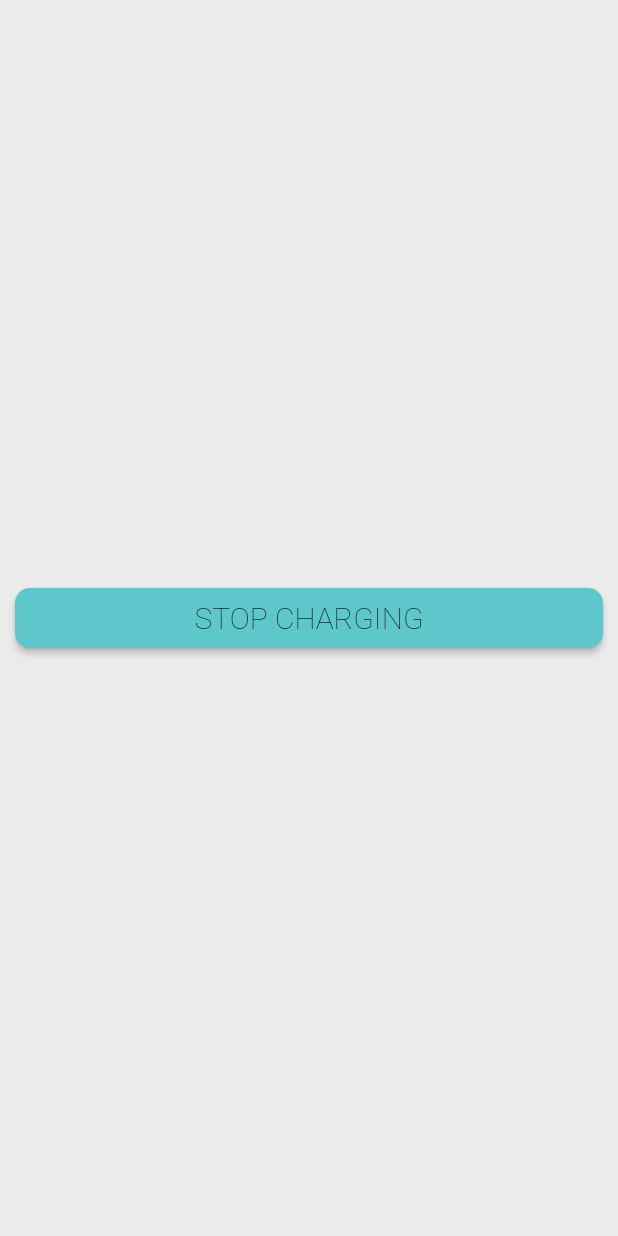
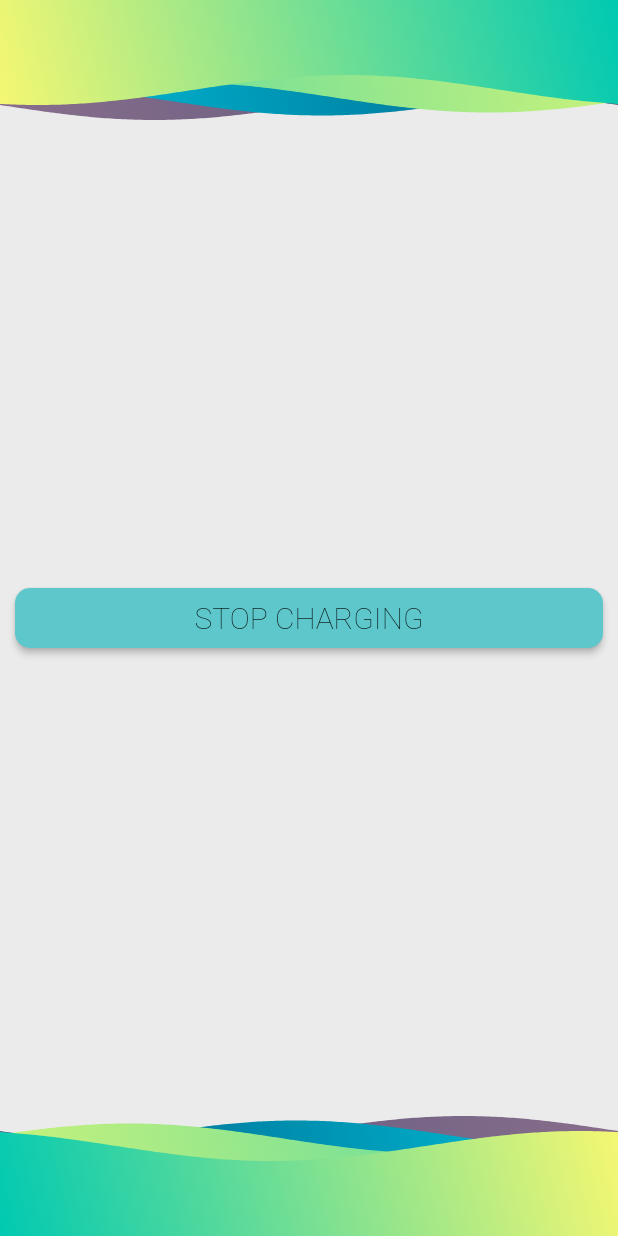
Before and after one commit to KWgroot/ez_charge, a Flutter app: the Charging screen opened directly, on a phone screen of 412 x 824 dp. Run offline on Flutter 3.47's test engine with Material 2 defaults, Android fonts, the phone set to English and light mode, and no system bars; drawn by our look-alikes of wave; our stand-ins replace cloud_firestore, device_info, firebase_auth, firebase_core, firebase_dynamic_links, firebase_messaging and 7 more; missing offline and left inert: flutter_barcode_scanner; accounts and stored records are empty; statements that could not run were skipped.

Commit message:
Added Loading animation in charging.dart

```diff
--- a/lib/base/charging.dart
+++ b/lib/base/charging.dart
@@ -4,6 +4,8 @@ import 'package:ez_charge/app/design/design.dart';
 import 'package:flutter/cupertino.dart';
 import 'package:flutter/material.dart';
 import 'package:fluttertoast/fluttertoast.dart';
+import 'package:wave/config.dart';
+import 'package:wave/wave.dart';
 import '../app/app_page.dart';
 import 'package:http/http.dart' as http;
 import '../app/global_variables.dart' as globals;
@@ -16,18 +18,61 @@ class Charging extends StatelessWidget {
   Widget build(BuildContext context) {
     return Scaffold(
       backgroundColor: theme.backgroundColor,
-      body: Center(
-        child: Button(
+      body: Column(
+        mainAxisAlignment: MainAxisAlignment.spaceBetween,
+        children: <Widget>[
+          RotatedBox(quarterTurns: 2,
+            child: WaveWidget(
+            config: CustomConfig(
+              gradients: [
+                [Color.fromRGBO(84, 84, 121, 1), Color.fromRGBO(137, 110, 140, 1)],
+                [Color.fromRGBO(0, 92, 133, 1), Color.fromRGBO(0, 197, 220, 1)],
+                [Color.fromRGBO(204, 243, 122, 1), Color.fromRGBO(73, 214, 166, 1)],
+                [theme.primaryColor, Color.fromRGBO(249, 248, 113, 1)]
+              ],
+              durations: [35000, 19440, 10800, 6000],
+              heightPercentages: [0.20, 0.23, 0.25, 0.30],
+              blur: MaskFilter.blur(BlurStyle.solid, 10),
+              gradientBegin: Alignment.bottomLeft,
+              gradientEnd: Alignment.topRight,
+            ),
+            waveAmplitude: 0,
+            size: Size(
+              double.infinity,
+              100,
+            ),
+          ),),
+          Button(
           color: theme.buttonColor,
           onPressed: () {
             stopSession(docRef, context);
           },
           text:
-            'STOP CHARGING',
-            tStyle: theme.textTheme.bodyText1,
-          ),
+          'STOP CHARGING',
+          tStyle: theme.textTheme.bodyText1,
         ),
-    );
+          WaveWidget(
+            config: CustomConfig(
+              gradients: [
+                [Color.fromRGBO(84, 84, 121, 1), Color.fromRGBO(137, 110, 140, 1)],
+                [Color.fromRGBO(0, 92, 133, 1), Color.fromRGBO(0, 197, 220, 1)],
+                [Color.fromRGBO(204, 243, 122, 1), Color.fromRGBO(73, 214, 166, 1)],
+                [theme.primaryColor, Color.fromRGBO(249, 248, 113, 1)]
+              ],
+                durations: [35000, 19440, 10800, 6000],
+                heightPercentages: [0.20, 0.23, 0.25, 0.30],
+                blur: MaskFilter.blur(BlurStyle.solid, 10),
+                gradientBegin: Alignment.bottomLeft,
+                gradientEnd: Alignment.topRight,
+              ),
+              waveAmplitude: 0,
+              size: Size(
+                double.infinity,
+                100,
+              ),
+            ),
+          ]),
+        );
   }
 
   stopSession (docRef, context) {
--- a/pubspec.yaml
+++ b/pubspec.yaml
@@ -44,6 +44,7 @@ dependencies:
   provider: 4.0.4
   url_launcher: 5.4.2
   google_fonts: ^1.1.1
+  wave: ^0.1.0
 
   # The following adds the Cupertino Icons font to your application.
   # Use with the CupertinoIcons class for iOS style icons.
```
